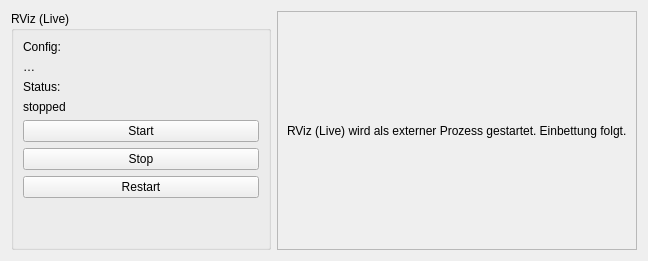
Before: the Qt Designer form Spraycoater/resource/ui/tabs/process/process_tab.ui in mikv75-lab/ROS-Project, drawn with Qt 5.
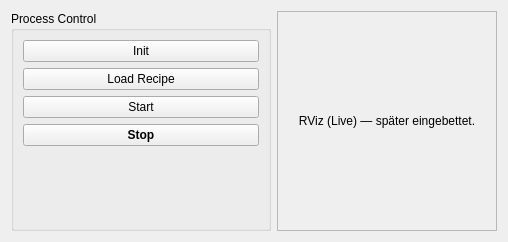
After: the same form once the commit is applied.

Diff of the .ui file:
```diff
--- a/Spraycoater/resource/ui/tabs/process/process_tab.ui
+++ b/Spraycoater/resource/ui/tabs/process/process_tab.ui
@@ -2,10 +2,15 @@
 <ui version="4.0">
  <class>ProcessTab</class>
  <widget class="QWidget" name="ProcessTab">
-  <layout class="QHBoxLayout" name="rootLayout" stretch="0,1">
+  <property name="windowTitle">
+   <string>Process</string>
+  </property>
+
+  <layout class="QHBoxLayout" name="rootLayout">
+   <!-- Linke Spalte: Buttons -->
    <item>
-    <widget class="QGroupBox" name="grpLive">
-     <property name="title"><string>RViz (Live)</string></property>
+    <widget class="QGroupBox" name="grpProcess">
+     <property name="title"><string>Process Control</string></property>
      <property name="minimumSize">
       <size><width>260</width><height>0</height></size>
      </property>
@@ -14,40 +19,29 @@
      </property>
      <layout class="QVBoxLayout" name="grpLiveLayout">
       <item>
-       <widget class="QLabel" name="lblLiveCfgCaption">
-        <property name="text"><string>Config:</string></property>
+       <widget class="QPushButton" name="btnInit">
+        <property name="text"><string>Init</string></property>
+        <property name="minimumWidth"><number>100</number></property>
        </widget>
       </item>
       <item>
-       <widget class="QLabel" name="lblLiveCfg">
-        <property name="text"><string>…</string></property>
+       <widget class="QPushButton" name="btnLoadRecipe">
+        <property name="text"><string>Load Recipe</string></property>
+        <property name="minimumWidth"><number>120</number></property>
        </widget>
       </item>
-
       <item>
-       <widget class="QLabel" name="lblLiveStatusCaption">
-        <property name="text"><string>Status:</string></property>
-       </widget>
-      </item>
-      <item>
-       <widget class="QLabel" name="lblLiveStatus">
-        <property name="text"><string>stopped</string></property>
-       </widget>
-      </item>
-
-      <item>
-       <widget class="QPushButton" name="btnLiveStart">
+       <widget class="QPushButton" name="btnStart">
         <property name="text"><string>Start</string></property>
        </widget>
       </item>
       <item>
        <widget class="QPushButton" name="btnLiveStop">
         <property name="text"><string>Stop</string></property>
-       </widget>
-      </item>
-      <item>
-       <widget class="QPushButton" name="btnLiveRestart">
-        <property name="text"><string>Restart</string></property>
+        <property name="minimumWidth"><number>100</number></property>
+        <property name="styleSheet">
+         <string notr="true">font-weight:600;</string>
+        </property>
        </widget>
       </item>
 
@@ -72,7 +66,13 @@
       <item>
        <widget class="QLabel" name="lblRvizHint">
         <property name="text">
-         <string>RViz (Live) wird als externer Prozess gestartet. Einbettung folgt.</string>
+         <string>RViz (Live) — später eingebettet.</string>
+        </property>
+        <property name="alignment">
+         <set>Qt::AlignHCenter|Qt::AlignVCenter</set>
+        </property>
+        <property name="minimumSize">
+         <size><width>200</width><height>200</height></size>
         </property>
        </widget>
       </item>
```
Left out of the diff: 15 changed lines with no effect on the pictures.
